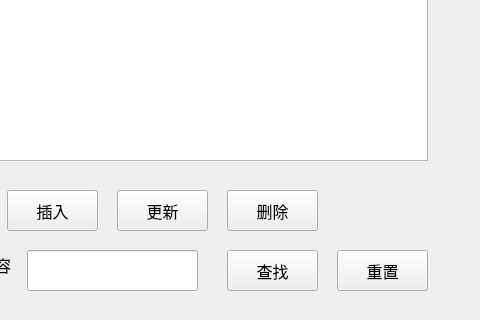
Above: teamcontrol.ui from lilns1/CompetitionTeamInformaSystem before the change; both pictures show x 343 to 823 and y 280 to 600 of the 823 by 600 pixel window. Below: the same form after it.
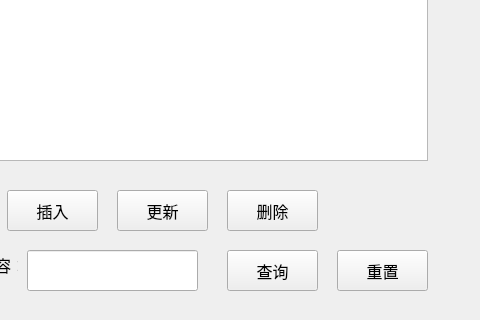
That is the form after the change. Icons and pictures are not drawn.

Diff of the .ui file:
```diff
--- a/teamcontrol.ui
+++ b/teamcontrol.ui
@@ -306,7 +306,7 @@
     </font>
    </property>
    <property name="text">
-    <string>查找</string>
+    <string>查询</string>
    </property>
    <property name="icon">
     <iconset resource="pic.qrc">
```
